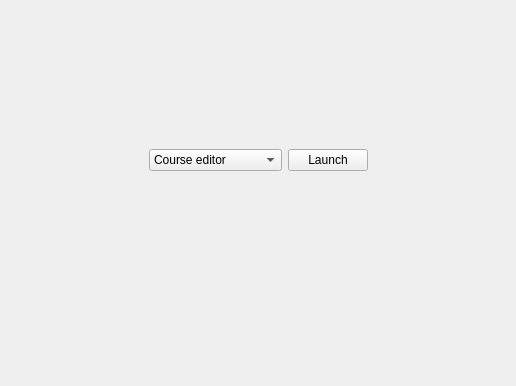
Old version of the form Sources/App/Launcher/launcher.ui in the repository timattt/Cognitia-II; both pictures show x 204 to 720 and y 289 to 675 of the 924 by 675 pixel window.
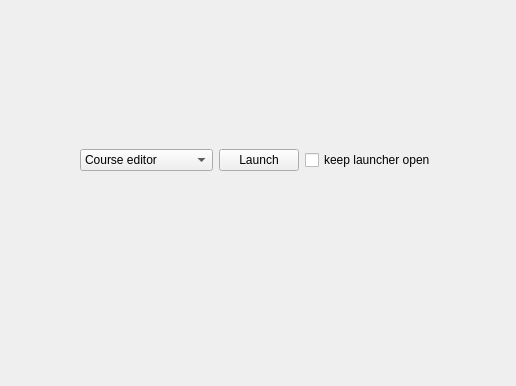
New version of the form. Icons and pictures are not drawn.

The edit to the form file:
```diff
--- a/Sources/App/Launcher/launcher.ui
+++ b/Sources/App/Launcher/launcher.ui
@@ -110,7 +110,7 @@
          </item>
         </widget>
        </item>
-       <item alignment="Qt::AlignLeft">
+       <item>
         <widget class="QPushButton" name="runButton">
          <property name="text">
           <string>Launch</string>
@@ -120,6 +120,16 @@
          </property>
         </widget>
        </item>
+       <item alignment="Qt::AlignLeft">
+        <widget class="QCheckBox" name="keepLauncherOpenCheckbox">
+         <property name="text">
+          <string>keep launcher open</string>
+         </property>
+         <property name="checked">
+          <bool>false</bool>
+         </property>
+        </widget>
+       </item>
       </layout>
      </item>
      <item>
```
